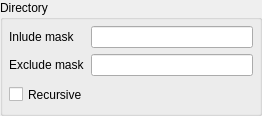
First picture: the form in src/corelibs/U2Designer/src/ui/DirectoryOptions.ui, repository violethaze74/ugene, before the edit.
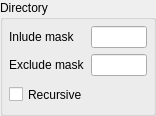
Second picture: the form after the edit.

```diff
--- a/src/corelibs/U2Designer/src/ui/DirectoryOptions.ui
+++ b/src/corelibs/U2Designer/src/ui/DirectoryOptions.ui
@@ -6,7 +6,7 @@
    <rect>
     <x>0</x>
     <y>0</y>
-    <width>262</width>
+    <width>156</width>
     <height>116</height>
    </rect>
   </property>
@@ -69,7 +69,14 @@
          </widget>
         </item>
         <item row="0" column="1">
-         <widget class="QLineEdit" name="includeMaskEdit"/>
+         <widget class="QLineEdit" name="includeMaskEdit">
+          <property name="sizePolicy">
+           <sizepolicy hsizetype="Preferred" vsizetype="Fixed">
+            <horstretch>0</horstretch>
+            <verstretch>0</verstretch>
+           </sizepolicy>
+          </property>
+         </widget>
         </item>
         <item row="0" column="0">
          <widget class="QLabel" name="label">
@@ -79,14 +86,21 @@
          </widget>
         </item>
         <item row="1" column="1">
-         <widget class="QLineEdit" name="excludeMaskEdit"/>
+         <widget class="QLineEdit" name="excludeMaskEdit">
+          <property name="sizePolicy">
+           <sizepolicy hsizetype="Preferred" vsizetype="Fixed">
+            <horstretch>0</horstretch>
+            <verstretch>0</verstretch>
+           </sizepolicy>
+          </property>
+         </widget>
         </item>
        </layout>
       </item>
       <item>
        <widget class="QCheckBox" name="recursiveBox">
         <property name="sizePolicy">
-         <sizepolicy hsizetype="Preferred" vsizetype="Preferred">
+         <sizepolicy hsizetype="Maximum" vsizetype="Preferred">
           <horstretch>0</horstretch>
           <verstretch>0</verstretch>
          </sizepolicy>
```
